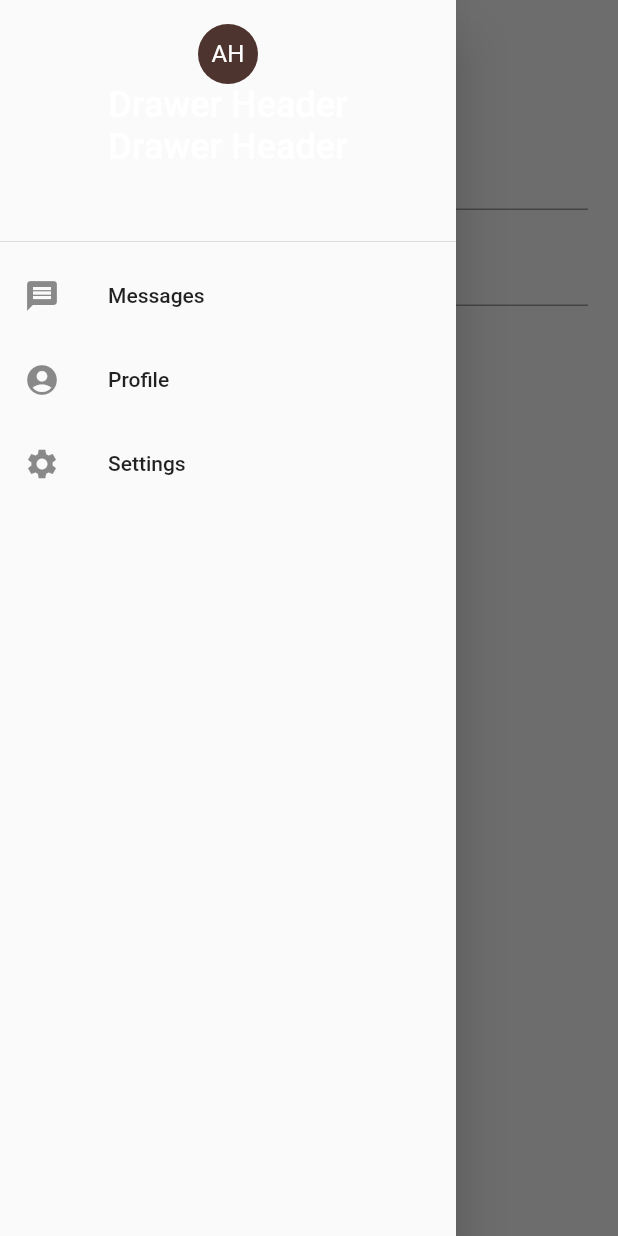
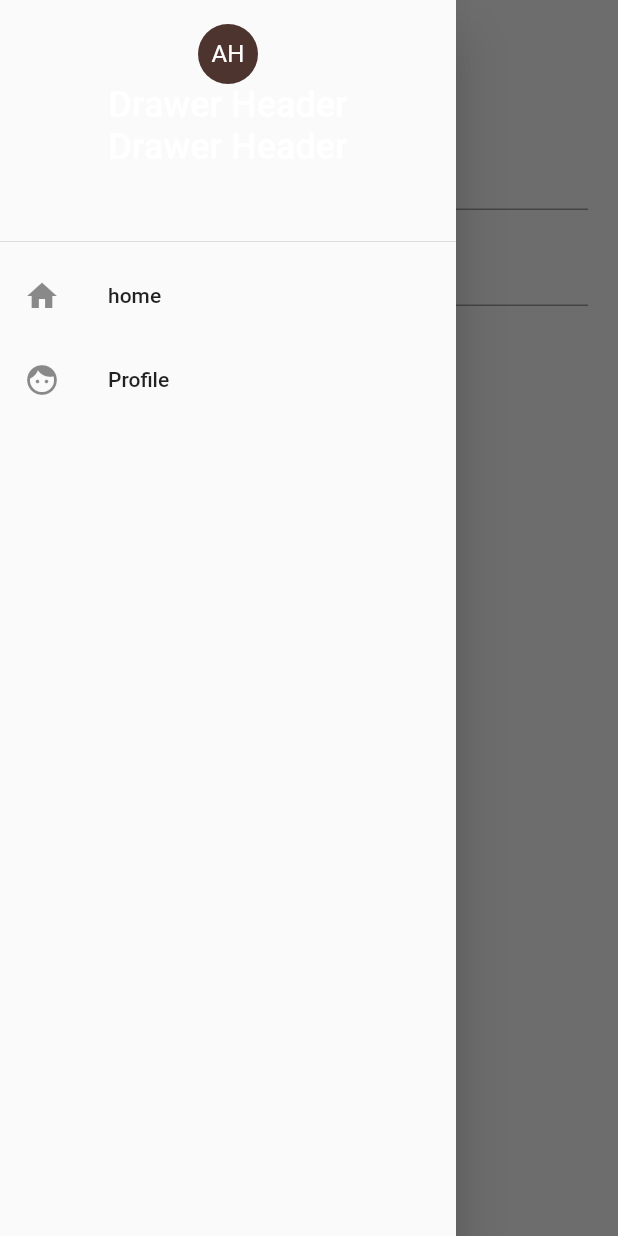
Before and after one commit to oowgnoj/travel-calculator-client-with-flutter, a Flutter app: the Login screen opened directly, with the side drawer open, on a phone screen of 412 x 824 dp. Run offline on Flutter 3.47's test engine with Material 2 defaults, Android fonts, the phone set to English and light mode, and no system bars; our stand-ins replace flutter_icons.

Commit message:
edit scaffold global key -> local builder

```diff
--- a/lib/components/drawer.dart
+++ b/lib/components/drawer.dart
@@ -1,5 +1,7 @@
 import 'package:flutter/material.dart';
+import 'package:travel_calculator_flutter_client/Main.dart';
 import 'package:travel_calculator_flutter_client/screens/login.dart';
+import 'package:travel_calculator_flutter_client/screens/landing.dart';
 
 class MyDrawer extends StatelessWidget {
   @override
@@ -35,20 +37,19 @@ class MyDrawer extends StatelessWidget {
                 ],
               )),
           ListTile(
-            leading: Icon(Icons.message),
-            title: Text('Messages'),
+            leading: Icon(Icons.home),
+            title: Text('home'),
+            onTap: () {
+              Navigator.pushNamed(context, '/');
+            },
+          ),
+          ListTile(
+            leading: Icon(Icons.face),
+            title: Text('Profile'),
             onTap: () {
               Navigator.push(
                   context, MaterialPageRoute(builder: (context) => Login()));
             },
-          ),
-          ListTile(
-            leading: Icon(Icons.account_circle),
-            title: Text('Profile'),
-          ),
-          ListTile(
-            leading: Icon(Icons.settings),
-            title: Text('Settings'),
           ),
         ],
       ),
--- a/lib/main.dart
+++ b/lib/main.dart
@@ -19,6 +19,7 @@ class MyApp extends StatelessWidget {
         ('build route for ${settings.name}');
         var routes = <String, WidgetBuilder>{
           "loading": (ctx) => Loading(),
+          "/": (ctx) => Landing(),
         };
         WidgetBuilder builder = routes[settings.name];
         return MaterialPageRoute(builder: (ctx) => builder(ctx));
--- a/lib/screens/login.dart
+++ b/lib/screens/login.dart
@@ -1,9 +1,11 @@
 import 'package:flutter/material.dart';
 import 'package:flutter_icons/flutter_icons.dart';
+import 'package:travel_calculator_flutter_client/components/drawer.dart';
 import 'package:travel_calculator_flutter_client/utills/api.dart';
 import 'package:travel_calculator_flutter_client/utills/data.dart';
 import 'package:travel_calculator_flutter_client/models/models.dart';
 import 'package:travel_calculator_flutter_client/screens/register.dart';
+import 'package:travel_calculator_flutter_client/screens/login.dart';
 
 class Login extends StatefulWidget {
   const Login({Key key}) : super(key: key);
@@ -13,7 +15,6 @@ class Login extends StatefulWidget {
 }
 
 class _LoginState extends State<Login> {
-  final GlobalKey<ScaffoldState> _scaffoldKey = new GlobalKey<ScaffoldState>();
   final _formKey = GlobalKey<FormState>();
   final _idController = TextEditingController();
   final _passwordController = TextEditingController();
@@ -24,7 +25,6 @@ class _LoginState extends State<Login> {
   @override
   Widget build(BuildContext context) {
     return Scaffold(
-      key: _scaffoldKey,
       backgroundColor: Color(0xFFEEEEEE),
       appBar: AppBar(
         elevation: 0,
@@ -37,11 +37,11 @@ class _LoginState extends State<Login> {
             color: Colors.black,
           ),
         ),
-        leading: IconButton(
-          onPressed: () => _scaffoldKey.currentState.openDrawer(),
-          icon: Icon(
-            Feather.menu,
+        leading: Builder(
+          builder: (context) => IconButton(
+            icon: new Icon(Feather.menu),
             color: Colors.black,
+            onPressed: () => Scaffold.of(context).openDrawer(),
           ),
         ),
       ),
@@ -76,26 +76,19 @@ class _LoginState extends State<Login> {
                   ],
                 )),
             ListTile(
-              leading: Icon(Icons.message),
-              title: Text('Messages'),
+              leading: Icon(Icons.home),
+              title: Text('home'),
               onTap: () {
-                // Navigator.push(context,
-                // MaterialPageRoute(builder: (context) => Register()));
+                Navigator.pushNamed(context, '/');
               },
             ),
-            //  Navigator.push(
-            //       context,
-            //       MaterialPageRoute(
-            //           builder: (context) =>
-            //               Loading(data: result, city: cityName)));
-            // },
             ListTile(
-              leading: Icon(Icons.account_circle),
+              leading: Icon(Icons.face),
               title: Text('Profile'),
-            ),
-            ListTile(
-              leading: Icon(Icons.settings),
-              title: Text('Settings'),
+              onTap: () {
+                Navigator.push(
+                    context, MaterialPageRoute(builder: (context) => Login()));
+              },
             ),
           ],
         ),
@@ -143,8 +136,7 @@ class _LoginState extends State<Login> {
                     if (_formKey.currentState.validate()) {
                       String id = _idController.text;
                       String password = _passwordController.text;
-                      postSignin(id, password, _genderSelected, _ageSelected,
-                          _interestSelected);
+                      postLogin(id, password);
                     }
                   },
                   child: Text('Submit'),
```
Also changed, not shown: lib/screens/landing.dart (+4 -7 lines), lib/screens/register.dart (+6 -8 lines), lib/utills/api.dart (+16 -0 lines).
